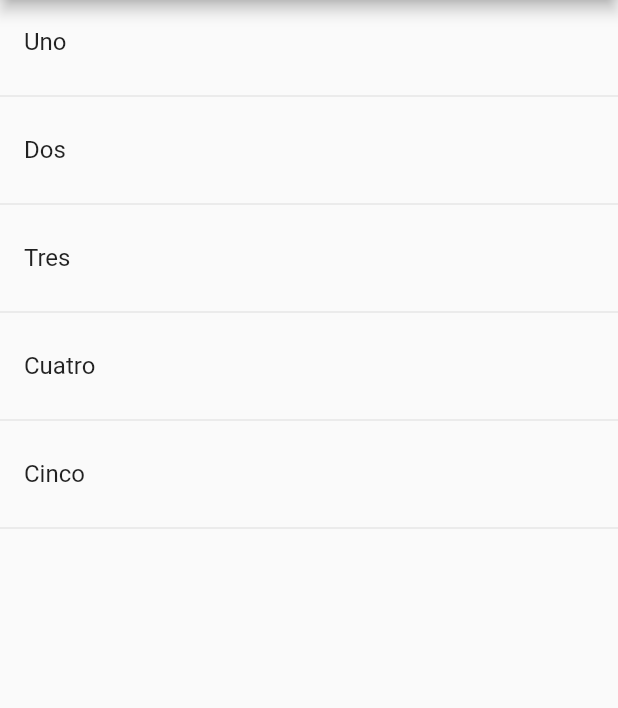
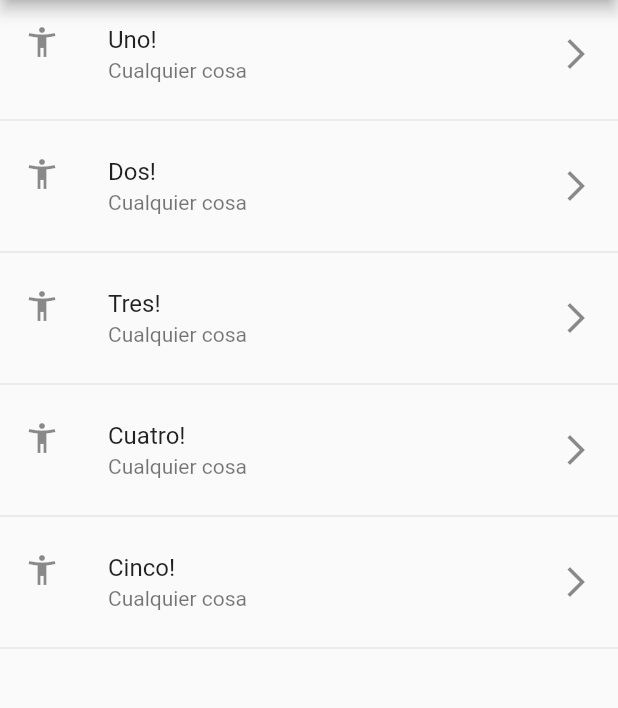
Before and after one commit to Shir-ley/ProyectoComponentes, a Flutter app: the screen it shows after launch, on a phone screen of 412 x 824 dp, the part 84-792 px from its top. Run offline on Flutter 3.47's test engine with Material 2 defaults, Android fonts, the phone set to English and light mode, and no system bars.

Commit message:
version3

```diff
--- a/lib/src/pages/home_temp.dart
+++ b/lib/src/pages/home_temp.dart
@@ -11,7 +11,8 @@
         title: Text("Componentes Temp"),
       ),
       body:ListView(
-        children: _crearItems()
+        //children: _crearItems()
+        children: _crearItemsCorta()
       ),
     );
   }
@@ -27,6 +28,22 @@
     }
     return lista;
   }
-  //List<Widget> _crearItemCorta() {
+
+  List<Widget> _crearItemsCorta() {
+    return opciones.map((item){
+      return Column(
+        children: <Widget>[
+          ListTile(
+            title: Text(item+"!"),
+            subtitle: Text("Cualquier cosa"),
+            leading: Icon(Icons.accessibility_new),
+            trailing: Icon(Icons.arrow_forward_ios),
+            onTap: (){},
+          ),
+          Divider()
+        ],
+      );
+    }).toList();
+  }
 
 }
```
